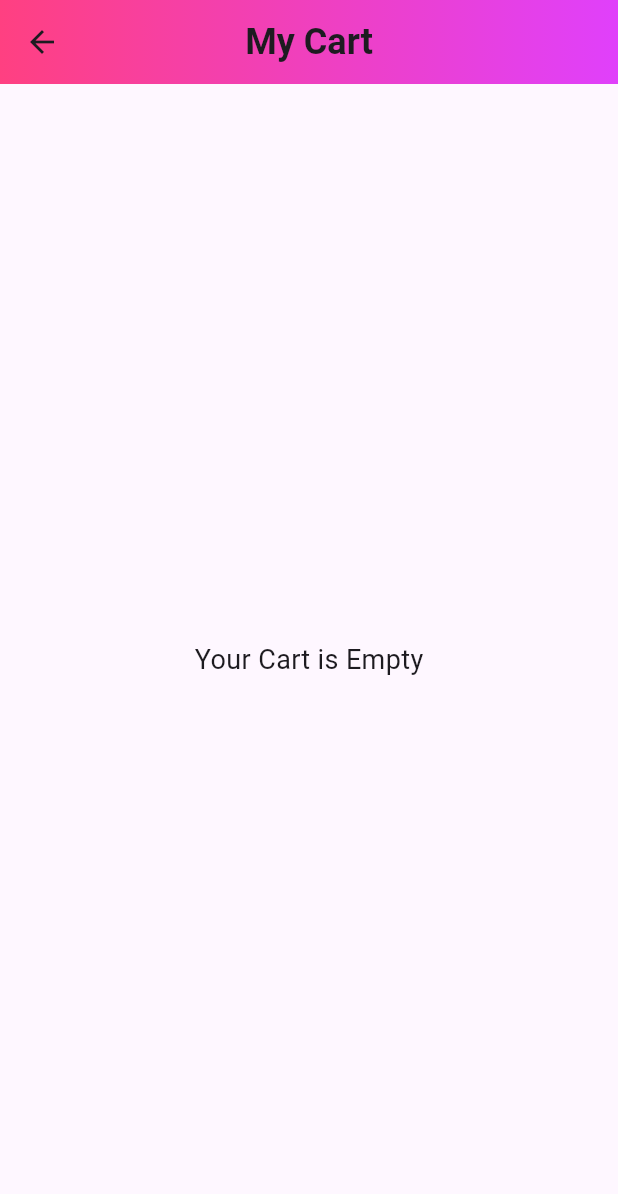
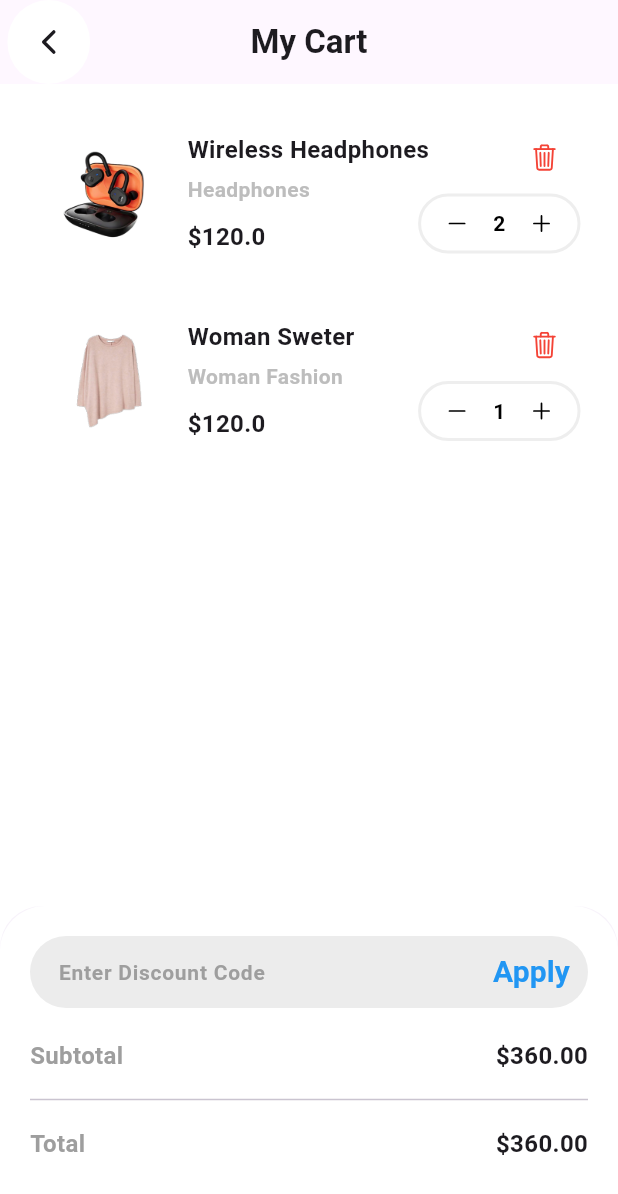
Before and after one commit to mahim-15/kichukinii, a Flutter app: the CartScreen screen opened directly, on a phone screen of 412 x 824 dp. Shown: the top 1194 px of the screen. Run offline on Flutter 3.47's test engine with Material 3 defaults, Android fonts, the phone set to English and light mode, and no system bars; our stand-ins replace cloud_firestore, firebase_auth, firebase_core, fluttertoast, image_picker, ionicons and 1 more; accounts and stored records are empty.

Commit message:
cart added

```diff
--- /dev/null
+++ b/lib/mainScreen/cart_screen.dart
@@ -0,0 +1,69 @@
+import 'package:flutter/cupertino.dart';
+import 'package:flutter/material.dart';
+import 'package:ionicons/ionicons.dart';
+import 'package:kichukini/mainScreen/home_screen.dart';
+import 'package:kichukini/models/cart_item.dart';
+import 'package:kichukini/widget/check_out_box.dart';
+import 'package:kichukini/widget/product_widget/cart_tile.dart';
+
+class CartScreen extends StatefulWidget {
+  const CartScreen({super.key});
+
+  @override
+  State<CartScreen> createState() => _CartScreenState();
+}
+
+class _CartScreenState extends State<CartScreen> {
+  @override
+  Widget build(BuildContext context) {
+
+    return Scaffold(
+      backgroundColor: kcontentColor,
+      appBar: AppBar(
+
+        centerTitle: true,
+        title:const Text("My Cart",
+        style: TextStyle(
+          fontWeight: FontWeight.bold
+        ),
+        ),
+        leadingWidth: 60 ,
+        leading: Padding(
+          padding: EdgeInsets.only(left: 5),
+        child: IconButton(
+          onPressed: (){},
+          style: IconButton.styleFrom(
+            backgroundColor: Colors.white
+          ),
+         icon:const Icon(Ionicons.chevron_back),
+         ),
+         ),
+      ),
+      bottomSheet: CheckOutBox(
+        items:cartItems,
+      ),
+      body: ListView.separated(
+        padding: const EdgeInsets.all(20),
+        itemBuilder: (context,index)=> CartTile(
+          item:cartItems[index] , onRemove: (){
+            if(cartItems[index] .quantity!=1){
+              setState(() {
+                cartItems[index] .quantity--;
+              });
+            }
+            },
+            onAdd: (){
+              setState(() {
+                cartItems[index].quantity++;
+
+              });
+            },
+            ),
+         separatorBuilder: (context,index)=> const SizedBox(height: 20),
+          itemCount:cartItems.length ),
+
+    )
+
+  ;
+  }
+}
--- a/lib/mainScreen/home_screen.dart
+++ b/lib/mainScreen/home_screen.dart
@@ -1,5 +1,6 @@
 import 'package:flutter/material.dart';
 import 'package:ionicons/ionicons.dart';
+import 'package:kichukini/mainScreen/cart_screen.dart';
 import 'package:kichukini/widget/home_slider.dart';
 import 'package:kichukini/widget/my_drawer.dart';
 import 'package:kichukini/widget/categories.dart';
@@ -142,41 +143,41 @@ class _HomeScreenState extends State<HomeScreen> {
 }
 
 
-// Dummy Cart Screen
-class CartScreen extends StatelessWidget {
-  const CartScreen({super.key});
+// // Dummy Cart Screen
+// class CartScreen extends StatelessWidget {
+//   const CartScreen({super.key});
 
-  @override
-  Widget build(BuildContext context) {
-    return Scaffold(
-      appBar: AppBar(
-        flexibleSpace: Container(
-          decoration: const BoxDecoration(
-            gradient: LinearGradient(
-              colors: [
-                Colors.pinkAccent,
-                Colors.purpleAccent,
-              ],
-              begin: Alignment.topLeft,
-              end: Alignment.topRight,
-            ),
-          ),
-        ),
-        title: const Text(
-          "My Cart",
-          style: TextStyle(
-            fontSize: 24,
-            fontWeight: FontWeight.bold,
-          ),
-        ),
-        centerTitle: true,
-      ),
-      body: const Center(
-        child: Text(
-          "Your Cart is Empty",
-          style: TextStyle(fontSize: 18),
-        ),
-      ),
-    );
-  }
-}
+//   @override
+//   Widget build(BuildContext context) {
+//     return Scaffold(
+//       appBar: AppBar(
+//         flexibleSpace: Container(
+//           decoration: const BoxDecoration(
+//             gradient: LinearGradient(
+//               colors: [
+//                 Colors.pinkAccent,
+//                 Colors.purpleAccent,
+//               ],
+//               begin: Alignment.topLeft,
+//               end: Alignment.topRight,
+//             ),
+//           ),
+//         ),
+//         title: const Text(
+//           "My Cart",
+//           style: TextStyle(
+//             fontSize: 24,
+//             fontWeight: FontWeight.bold,
+//           ),
+//         ),
+//         centerTitle: true,
+//       ),
+//       body: const Center(
+//         child: Text(
+//           "Your Cart is Empty",
+//           style: TextStyle(fontSize: 18),
+//         ),
+//       ),
+//     );
+//   }
+// }
--- /dev/null
+++ b/lib/models/cart_item.dart
@@ -0,0 +1,18 @@
+import 'package:kichukini/models/product.dart';
+
+class CartItem {
+  int quantity;
+  Product product;
+
+  CartItem({
+    required this.quantity,
+    required this.product,
+
+  });
+
+}
+List<CartItem>cartItems=[
+  CartItem(quantity: 2, product: products[0]),
+  CartItem(quantity: 1, product: products[1]),
+
+];
--- /dev/null
+++ b/lib/widget/check_out_box.dart
@@ -0,0 +1,97 @@
+import 'package:flutter/material.dart';
+import 'package:kichukini/mainScreen/home_screen.dart';
+import 'package:kichukini/models/cart_item.dart';
+
+const Color kPrimaryColor = Colors.blue; // Define the primary color
+const Color kContentColor = Colors.grey; // Define the content color
+
+class CheckOutBox extends StatelessWidget {
+  final List<CartItem> items;
+
+  const CheckOutBox({super.key, required this.items});
+
+  @override
+  Widget build(BuildContext context) {
+    double subtotal = items.isNotEmpty
+        ? items.map((e) => e.quantity * e.product.price).fold(0, (a, b) => a + b)
+        : 0.0;
+
+    return Container(
+      height: 220,
+      width: double.infinity,
+      decoration: const BoxDecoration(
+        color: Colors.white,
+        borderRadius: BorderRadius.only(
+          topRight: Radius.circular(30),
+          topLeft: Radius.circular(30),
+        ),
+      ),
+      padding: const EdgeInsets.all(20),
+      child: Column(
+        crossAxisAlignment: CrossAxisAlignment.start,
+        children: [
+          TextField(
+            decoration: InputDecoration(
+              border: OutlineInputBorder(
+                borderRadius: BorderRadius.circular(30),
+                borderSide: BorderSide.none,
+              ),
+              contentPadding: const EdgeInsets.symmetric(
+                vertical: 5,
+                horizontal: 15,
+              ),
+              filled: true,
+              fillColor: kContentColor.withOpacity(0.2),
+              hintText: "Enter Discount Code",
+              hintStyle: const TextStyle(
+                fontSize: 14,
+                fontWeight: FontWeight.w600,
+                color: Colors.grey,
+              ),
+              suffixIcon: TextButton(
+                onPressed: () {},
+                child: const Text(
+                  "Apply",
+                  style: TextStyle(
+                    color: kPrimaryColor,
+                    fontSize: 20,
+                    fontWeight: FontWeight.bold,
+                  ),
+                ),
+              ),
+            ),
+          ),
+          const SizedBox(height: 20),
+          _buildPriceRow("Subtotal", subtotal),
+          const SizedBox(height: 10),
+          const Divider(),
+          const SizedBox(height: 10),
+          _buildPriceRow("Total", subtotal),
+        ],
+      ),
+    );
+  }
+
+  Widget _buildPriceRow(String label, double amount) {
+    return Row(
+      mainAxisAlignment: MainAxisAlignment.spaceBetween,
+      children: [
+        Text(
+          label,
+          style: const TextStyle(
+            fontSize: 16,
+            fontWeight: FontWeight.bold,
+            color: Colors.grey,
+          ),
+        ),
+        Text(
+          "\$${amount.toStringAsFixed(2)}",
+          style: const TextStyle(
+            fontSize: 16,
+            fontWeight: FontWeight.bold,
+          ),
+        ),
+      ],
+    );
+  }
+}
--- /dev/null
+++ b/lib/widget/product_widget/cart_tile.dart
@@ -0,0 +1,130 @@
+import 'package:flutter/material.dart';
+import 'package:ionicons/ionicons.dart';
+import 'package:kichukini/mainScreen/home_screen.dart';
+import 'package:kichukini/models/cart_item.dart';
+
+class CartTile extends StatelessWidget {
+  final CartItem item;
+  final Function() onRemove;
+  final Function() onAdd;
+  const CartTile({super.key, required this.item, required this.onRemove, required this.onAdd});
+
+  @override
+  Widget build(BuildContext context) {
+    return Stack(
+          children: [
+            Container(
+              width: double.infinity,
+              decoration: BoxDecoration(
+                color: Colors.white,
+                borderRadius: BorderRadius.circular(20),
+              ),
+              padding: const EdgeInsets.all(10),
+              child: Row(
+                children: [
+                  Container(
+                    height: 85,
+                    width: 85,
+                    decoration: BoxDecoration(
+                      color: kcontentColor,
+                      borderRadius: BorderRadius.circular(20),
+
+                    ),
+                    padding: const EdgeInsets.all(10),
+                    child: Image.asset(
+                      item.product.image),
+                  ),
+                  const SizedBox(width: 10),
+                  Column(
+                    crossAxisAlignment: CrossAxisAlignment.start,
+                    children: [
+                      Text(
+                        item.product.title,
+                        style: const TextStyle(
+                          fontSize: 16,
+                          fontWeight: FontWeight.bold,
+                        ),
+                        ),
+                        const SizedBox(height: 5),
+                        Text(
+                        item.product.category,
+                        style:TextStyle(
+                          fontSize: 14,
+                          fontWeight: FontWeight.bold,
+                          color: Colors.grey.shade400,
+                        ),
+                        ),
+                        const SizedBox(height: 10),
+                        Text(
+                        "\$${item.product.price}",
+                        style:const TextStyle(
+                          fontSize: 16,
+                          fontWeight: FontWeight.bold,
+                        ),
+                        ),
+                    ],
+                  ),
+                ],
+              ),
+            ),
+            Positioned(
+              top:5,
+               right: 5,
+               child: Column(
+                crossAxisAlignment: CrossAxisAlignment.end,
+                children: [
+                  IconButton(
+                    onPressed: (){},
+                    icon:const Icon(Ionicons.trash_outline,
+                    color: Colors.red,
+                    size: 20,
+                    ),
+                    ),
+                     Container(
+            height: 40,
+            decoration: BoxDecoration(
+              color: kcontentColor,
+              border: Border.all(
+                color: Colors.grey.shade200,
+                width: 2,
+              ),
+              borderRadius: BorderRadius.circular(20),
+            ),
+            child: Row(
+              children: [
+                IconButton(
+                  onPressed:onRemove
+                  ,
+                  iconSize:18 ,
+                  icon:const Icon(Ionicons.remove_outline,
+                  color: Colors.black,
+                  ),
+
+                  ),
+
+                  Text(
+                   item.quantity.toString(),
+                    style: const TextStyle(color: Colors.black,
+                    fontWeight: FontWeight.bold,
+                    ),
+                  ),
+
+                  IconButton(
+                  onPressed: onAdd
+                  ,
+                  iconSize:18 ,
+                  icon: Icon(Ionicons.add_outline,
+                  color: Colors.black,
+                  ),
+
+                  ),
+              ],
+            ),
+          ),
+                ],
+               ),
+               ),
+          ],
+        );
+  }
+}
```
